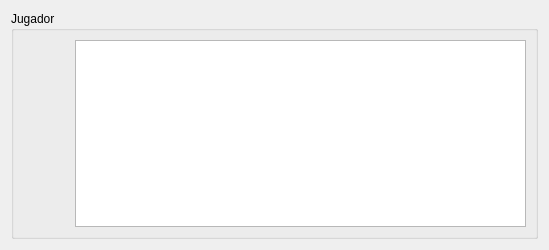
Above: ui/wdgUserPanel.ui from turulomio/glparchis before the change. Below: the same form after it.
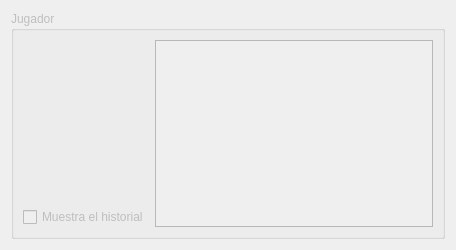
That is the form after the change. Icons and pictures are not drawn.

Commit message: Encapsulando wdgUserPanel y cambiado sistema logs

Diff of the .ui file:
```diff
--- a/ui/wdgUserPanel.ui
+++ b/ui/wdgUserPanel.ui
@@ -2,11 +2,14 @@
 <ui version="4.0">
  <class>wdgUserPanel</class>
  <widget class="QWidget" name="wdgUserPanel">
+  <property name="enabled">
+   <bool>false</bool>
+  </property>
   <property name="geometry">
    <rect>
     <x>0</x>
     <y>0</y>
-    <width>549</width>
+    <width>456</width>
     <height>250</height>
    </rect>
   </property>
@@ -172,6 +175,13 @@
             </item>
            </layout>
           </item>
+          <item>
+           <widget class="QCheckBox" name="chk">
+            <property name="text">
+             <string>Muestra el historial</string>
+            </property>
+           </widget>
+          </item>
          </layout>
         </item>
         <item>
```
The commit also changes 7 other files.
